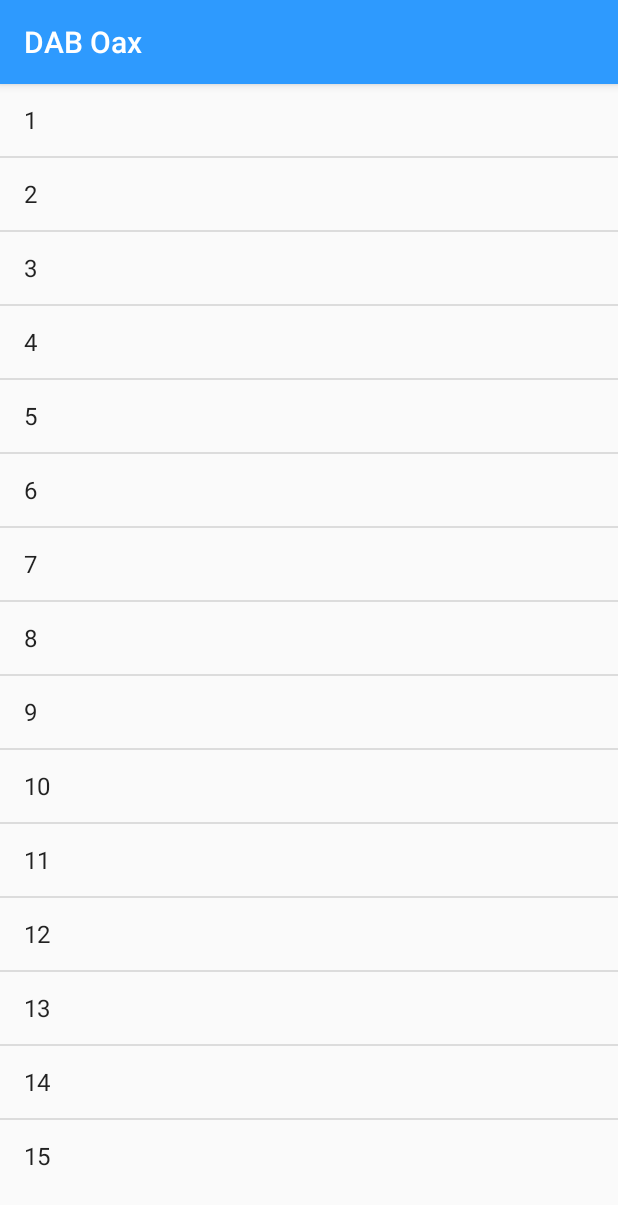
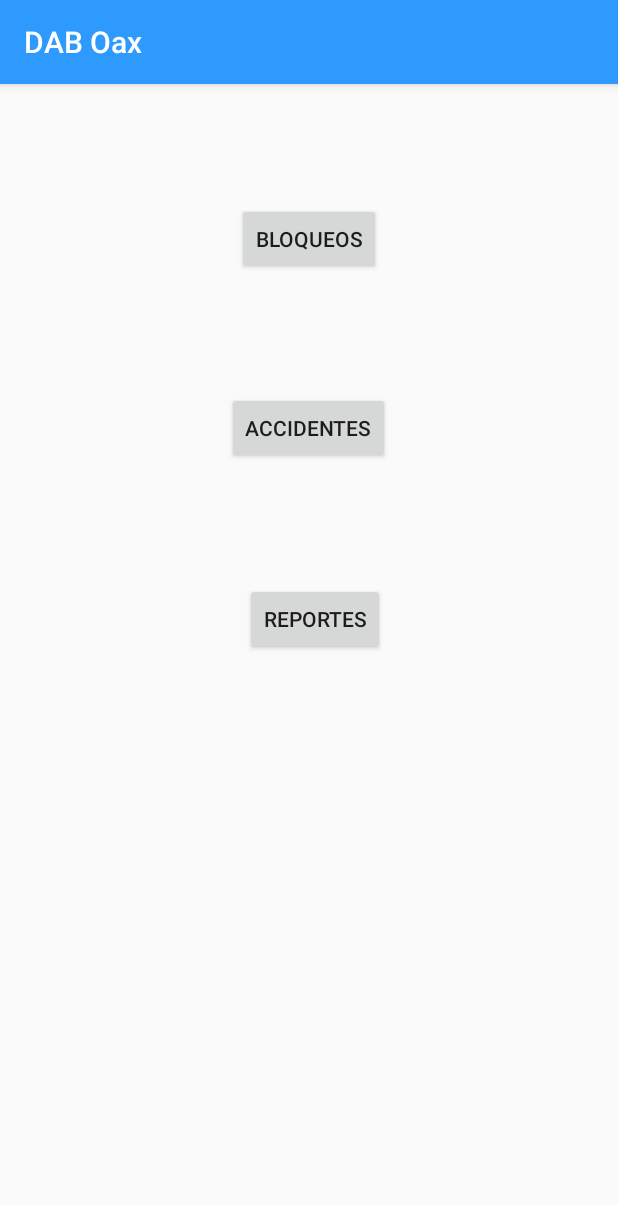
Before and after one commit to MonyRk/DAB-Oax, an Android app: the screen it shows after launch (MainActivity), on a phone screen of 412 x 824 dp. Shown: the top 1205 px of the screen. Run offline under Robolectric (Android 15) with nearby library versions, the phone set to English and light mode, and no system bars.

Commit message:
app final

```diff
--- a/pruebadab/app/src/main/java/mx/dabbot/pruebadab/BackActivity.java
+++ b/pruebadab/app/src/main/java/mx/dabbot/pruebadab/BackActivity.java
@@ -29,10 +29,8 @@ public class BackActivity extends AppCompatActivity {
     private void recibirInfo (){
             Bundle extras = getIntent().getExtras();
             String infot =  extras.getString("twit");
-            //String usuario =  extras.getString("usuario");
         twitCompleto = (TextView) findViewById(R.id.twitCompleto);
         twitCompleto.setText(infot);
-        //twitCompleto.setText(usuario);
 
     }
 
--- a/pruebadab/app/src/main/java/mx/dabbot/pruebadab/MainActivity.java
+++ b/pruebadab/app/src/main/java/mx/dabbot/pruebadab/MainActivity.java
@@ -1,6 +1,5 @@
 package mx.dabbot.pruebadab;
 
-import android.app.Notification;
 import android.app.NotificationManager;
 import android.app.PendingIntent;
 import android.content.Context;
@@ -14,6 +13,7 @@ import android.util.Log;
 import android.view.View;
 import android.widget.AdapterView;
 import android.widget.ArrayAdapter;
+import android.widget.Button;
 import android.widget.ListView;
 
 import org.json.JSONArray;
@@ -32,17 +32,7 @@ import okhttp3.Response;
 
 public class MainActivity extends AppCompatActivity {
 
-    ListView listview;
-    List list = new ArrayList();
-    ArrayAdapter adapter;
-    //cantidad es el total de twits que se mostraran
-    int cantidad=15;
-    //infoTwit es el twit completo
     String infoTwit="Aqui va el twit seleccionado";
-    JSONArray tweets;
-    MyFirebaseInstanceIdService a = new MyFirebaseInstanceIdService();
-    NotificationCompat.Builder mBuilder;
-
 
     //notificaciones locales-------------------------------------------------------------------------------------------------
     private void addNotification() {
@@ -62,38 +52,17 @@ public class MainActivity extends AppCompatActivity {
         manager.notify(0, builder.build());
     }
 
-
-
-
-
-
-
-
-
-
-
-
-
-
-
+    Button botonbloqueos, botonaccidentes, botonreportes;
     @Override
     protected void onCreate(Bundle savedInstanceState) {
-
+        super.onCreate(savedInstanceState);
+        setContentView(R.layout.activity_main);
 
         //------ notificaciones programadas
 
         time timer = new time();
         timer.execute();
 
-        //token de dispositivo---------------------------------
-
-         a.onTokenRefresh();
-
-         //--------------------------------------------
-
-        super.onCreate(savedInstanceState);
-        setContentView(R.layout.activity_main);
-        listview = (ListView) findViewById(R.id.listTwits);
 
         //cliente api---------------------------
         OkHttpClient client = new OkHttpClient();
@@ -112,85 +81,85 @@ public class MainActivity extends AppCompatActivity {
             public void onResponse(Call call, Response response) throws IOException {
                 if(response.isSuccessful()){
                     //Log.d("qqqq",response.body().string());
-                   infoTwit = response.body().string();
-                   infoTwit = "{\"tweets\":"+infoTwit+"}";
-                   //Log.d("qqqq",infoTwit);
+                    infoTwit = response.body().string();
+                    infoTwit = "{\"tweets\":"+infoTwit+"}";
+                    Log.d("qqqq",infoTwit);
 
 
                 }
             }
         });
-        //---------------------------------------
+//---------------------------------------
 
 
 
+    botonbloqueos = (Button) findViewById(R.id.botonbloqueos);
+    botonbloqueos.setOnClickListener(new View.OnClickListener() {
+        @Override
+        public void onClick(View v) {
+            Intent myIntent = new Intent(MainActivity.this, ListActivity.class);
+
+            JSONObject bloqueos = null; //Creamos un objeto JSON a partir de la cadena
+            try {
+                bloqueos = new JSONObject(infoTwit);
+            } catch (JSONException e) {
+                e.printStackTrace();
+            }
+            JSONArray tweets_temporal = bloqueos.optJSONArray("tweets"); //cogemos cada uno de los elementos dentro de la etiqueta "tweets"
 
 
+            myIntent.putExtra("respuesta",infoTwit);
+            myIntent.putExtra("categoria","bloqueo");
+            startActivity(myIntent);
+        }
+    });
 
 
+        botonaccidentes = (Button) findViewById(R.id.accidentes);
+        botonaccidentes.setOnClickListener(new View.OnClickListener() {
+            @Override
+            public void onClick(View v) {
+                Intent myIntent = new Intent(MainActivity.this, ListActivity.class);
+
+                JSONObject bloqueos = null; //Creamos un objeto JSON a partir de la cadena
+                try {
+                    bloqueos = new JSONObject(infoTwit);
+                } catch (JSONException e) {
+                    e.printStackTrace();
+                }
+                JSONArray tweets_temporal = bloqueos.optJSONArray("tweets"); //cogemos cada uno de los elementos dentro de la etiqueta "tweets"
 
 
+                myIntent.putExtra("respuesta",infoTwit);
+                myIntent.putExtra("categoria","accidente");
+                startActivity(myIntent);
+            }
+        });
 
 
+        botonreportes = (Button) findViewById(R.id.botonreportes);
+        botonreportes.setOnClickListener(new View.OnClickListener() {
+            @Override
+            public void onClick(View v) {
+                Intent myIntent = new Intent(MainActivity.this, ListActivity.class);
 
 
-        //en vez de agregar i se deben agregar los twits---------------
-        for (int i = 1; i <= cantidad; i++) {
-
-            list.add(i);
-
-        }
-        adapter = new ArrayAdapter(MainActivity.this, android.R.layout.simple_list_item_1, list);
-        listview.setAdapter(adapter);
-
-        listview.setOnItemClickListener(new AdapterView.OnItemClickListener() {
-            @Override
-            public void onItemClick(AdapterView<?> parent, View view, int position, long id) {
+                JSONObject bloqueos = null; //Creamos un objeto JSON a partir de la cadena
+                try {
+                    bloqueos = new JSONObject(infoTwit);
+                } catch (JSONException e) {
+                    e.printStackTrace();
+                }
+                JSONArray tweets_temporal = bloqueos.optJSONArray("tweets"); //cogemos cada uno de los elementos dentro de la etiqueta "tweets"
 
 
-                if (position >= 0){
+                myIntent.putExtra("respuesta",infoTwit);
+                myIntent.putExtra("categoria","emergencia");
+                startActivity(myIntent);
+            }
+        });
 
-
-                    //response a json y mostrar en activity------
-
-                    addNotification();
-                    try {
-                        JSONObject objeto = new JSONObject(infoTwit); //Creamos un objeto JSON a partir de la cadena
-                        JSONArray tweets_temporal = objeto.optJSONArray("tweets"); //cogemos cada uno de los elementos dentro de la etiqueta "tweets"
-                        tweets = tweets_temporal;
-                        //Log.d("qqqq",tweets.getString(0));
-
-
-                        Intent myIntent = new Intent(view.getContext(), BackActivity.class);
-                        Log.d("qqqq",tweets.getJSONObject(position).getString("texto"));
-
-
-                        myIntent.putExtra("twit", tweets.getJSONObject(position).getString("texto"));
-                        //myIntent.putExtra("usuario",tweets.getJSONObject(position).getString("usuario"));
-                        startActivity(myIntent);
-
-
-
-                    } catch (JSONException e) {
-                        e.printStackTrace();
-                    }
-                    //---------------------
-
-                }
-
-
-            }
-        }
-        );
-        //------------------------------------------------------------------
-
-
-
-    }//fin de oncreate
-
-
-
-
+    }
 
 
 
@@ -229,4 +198,5 @@ public class MainActivity extends AppCompatActivity {
     }
 
 
+
 }
--- a/pruebadab/app/src/main/res/layout/activity_main.xml
+++ b/pruebadab/app/src/main/res/layout/activity_main.xml
@@ -1,15 +1,39 @@
 <?xml version="1.0" encoding="utf-8"?>
-<android.support.constraint.ConstraintLayout xmlns:android="http://schemas.android.com/apk/res/android"
+<RelativeLayout xmlns:android="http://schemas.android.com/apk/res/android"
     xmlns:app="http://schemas.android.com/apk/res-auto"
     xmlns:tools="http://schemas.android.com/tools"
     android:layout_width="match_parent"
     android:layout_height="match_parent"
     tools:context=".MainActivity">
 
-    <ListView
-        android:id="@+id/listTwits"
+
+    <Button
+        android:id="@+id/botonbloqueos"
         android:layout_width="wrap_content"
         android:layout_height="wrap_content"
-        tools:layout_editor_absoluteX="16dp"
-        tools:layout_editor_absoluteY="6dp" />
-</android.support.constraint.ConstraintLayout>
+        android:layout_alignParentTop="true"
+        android:layout_centerHorizontal="true"
+        android:layout_marginTop="79dp"
+        android:text="@string/bloqueos" />
+
+    <Button
+        android:id="@+id/accidentes"
+        android:layout_width="wrap_content"
+        android:layout_height="wrap_content"
+        android:layout_below="@+id/botonbloqueos"
+        android:layout_centerHorizontal="true"
+        android:layout_marginTop="78dp"
+        android:text="@string/accidentes" />
+
+    <Button
+        android:id="@+id/botonreportes"
+        android:layout_width="wrap_content"
+        android:layout_height="wrap_content"
+        android:layout_below="@+id/accidentes"
+        android:layout_alignEnd="@+id/accidentes"
+        android:layout_alignRight="@+id/accidentes"
+        android:layout_centerHorizontal="true"
+        android:layout_marginTop="79dp"
+        android:layout_marginEnd="3dp"
+        android:text="@string/reportes" />
+</RelativeLayout>
--- a/pruebadab/app/src/main/res/values/strings.xml
+++ b/pruebadab/app/src/main/res/values/strings.xml
@@ -4,4 +4,7 @@
     <string name="twit2">TextView2</string>
     <string name="twit3">TextView3</string>
     <string name="hola">Hola</string>
+    <string name="bloqueos">Bloqueos</string>
+    <string name="accidentes">Accidentes</string>
+    <string name="reportes">Reportes</string>
 </resources>
--- a/pruebadab/build.gradle
+++ b/pruebadab/build.gradle
@@ -8,7 +8,6 @@ buildscript {
     }
     dependencies {
         classpath 'com.android.tools.build:gradle:3.2.0'
-        classpath 'com.google.gms:google-services:4.0.1'
 
 
         // NOTE: Do not place your application dependencies here; they belong
--- a/pruebadab/gradle.properties
+++ b/pruebadab/gradle.properties
@@ -7,7 +7,6 @@
 # Specifies the JVM arguments used for the daemon process.
 # The setting is particularly useful for tweaking memory settings.
 org.gradle.jvmargs=-Xmx1536m
-android.enableAapt2 = false
 # When configured, Gradle will run in incubating parallel mode.
 # This option should only be used with decoupled projects. More details, visit
 # http://www.gradle.org/docs/current/userguide/multi_project_builds.html#sec:decoupled_projects
```
Also changed, not shown: pruebadab/app/build.gradle (+2 -9 lines), pruebadab/app/src/main/AndroidManifest.xml (+4 -19 lines), pruebadab/app/src/main/java/mx/dabbot/pruebadab/ListActivity.java (added, +153 -0 lines), pruebadab/app/src/main/java/mx/dabbot/pruebadab/MyFirebaseInstanceIdService.java (deleted, +0 -23 lines), pruebadab/app/src/main/java/mx/dabbot/pruebadab/MyFirebaseMessagingService.java (deleted, +0 -34 lines), pruebadab/app/src/main/res/layout/activity_datos.xml (+68 -2 lines), pruebadab/app/src/main/res/layout/activity_list.xml (added, +16 -0 lines), 1 other file.
